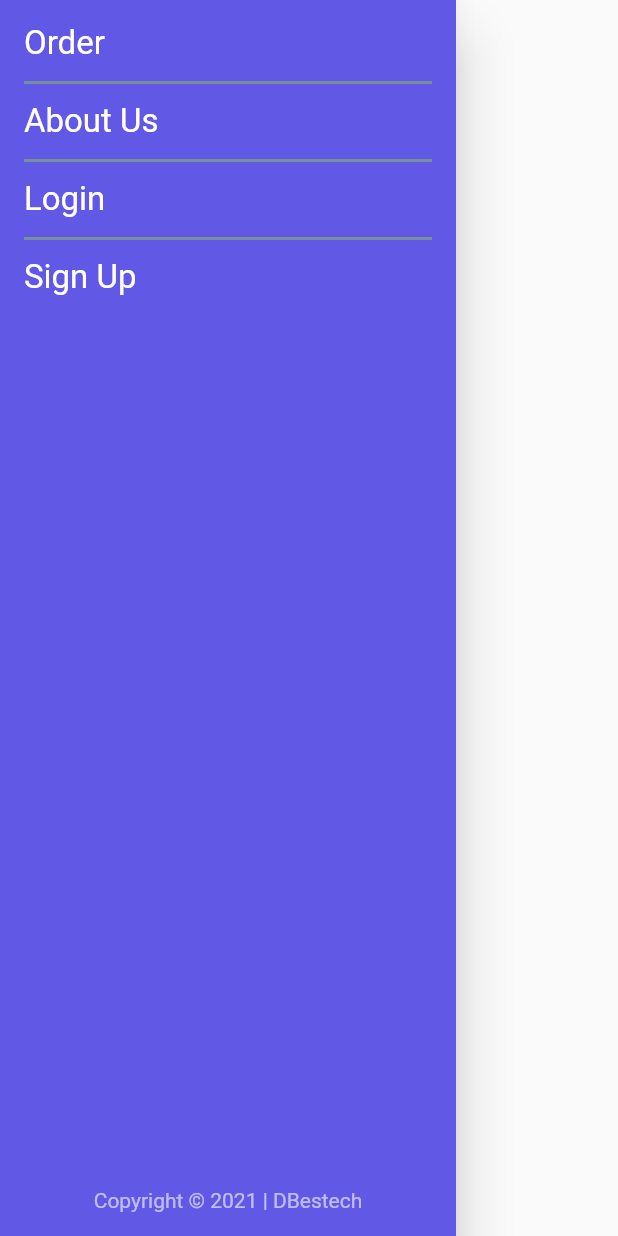
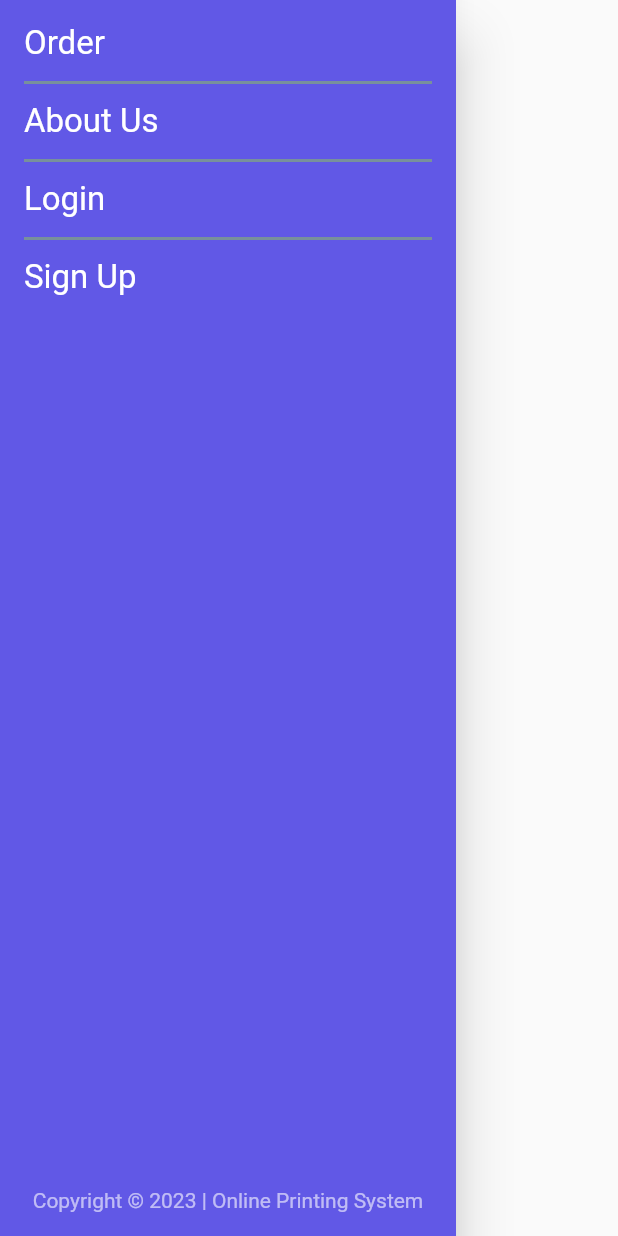
Before and after one commit to LiyanaZaiman/FYP, a Flutter app: the MenuDrawer widget shown alone on an empty page, opened directly, on a phone screen of 412 x 824 dp. Run offline on Flutter 3.47's test engine with Material 2 defaults, Android fonts, the phone set to English and light mode, and no system bars; our stand-ins replace carousel_slider.

Commit message:
navigate to other page

```diff
--- a/lib/widgets/menu_drawer.dart
+++ b/lib/widgets/menu_drawer.dart
@@ -1,10 +1,12 @@
 import 'package:flutter/material.dart';
+import 'package:online_printing/screens/order_page.dart';
 
-class MenuDrawer extends StatelessWidget {
-  const MenuDrawer({
-    Key? key,
-  }) : super(key: key);
+class MenuDrawer extends StatefulWidget {
+  @override
+  _MenuDrawer createState() => _MenuDrawer();
+  }
 
+  class _MenuDrawer extends State<MenuDrawer> {
   @override
   Widget build(BuildContext context) {
     return Drawer(
@@ -18,11 +20,15 @@ class MenuDrawer extends StatelessWidget {
             mainAxisAlignment: MainAxisAlignment.start,
             children: [
               InkWell(
-                onTap: () {},
-                child: Text(
+                 child: Text(
                   'Order',
                   style: TextStyle(color: Colors.white, fontSize: 22),
                 ),
+                onTap: () {
+                      Navigator.push(
+                      context,
+                      MaterialPageRoute(builder: (context) => OrderPage()));
+                      },
               ),
               Padding(
                 padding: const EdgeInsets.only(top: 5.0, bottom: 5.0),
@@ -70,7 +76,7 @@ class MenuDrawer extends StatelessWidget {
                 child: Align(
                   alignment: Alignment.bottomCenter,
                   child: Text(
-                    'Copyright © 2021 | DBestech',
+                    'Copyright © 2023 | Online Printing System',
                     style: TextStyle(
                       color: Colors.white60,
                       fontSize: 14,
```
Also changed, not shown: lib/screens/order_page.dart (+6 -2 lines), lib/screens/home_page.dart (indentation only).
